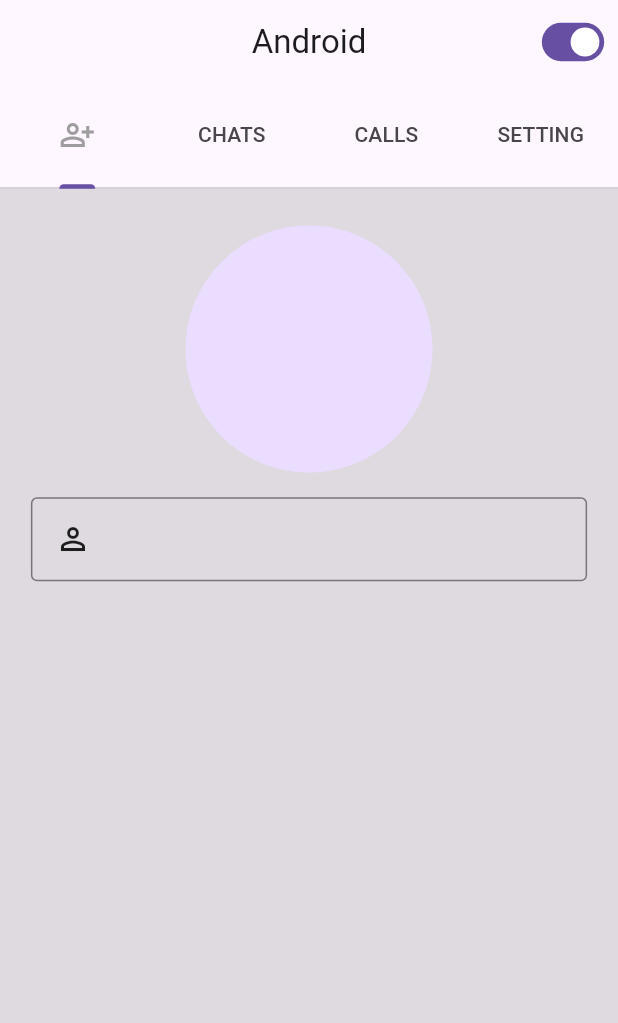
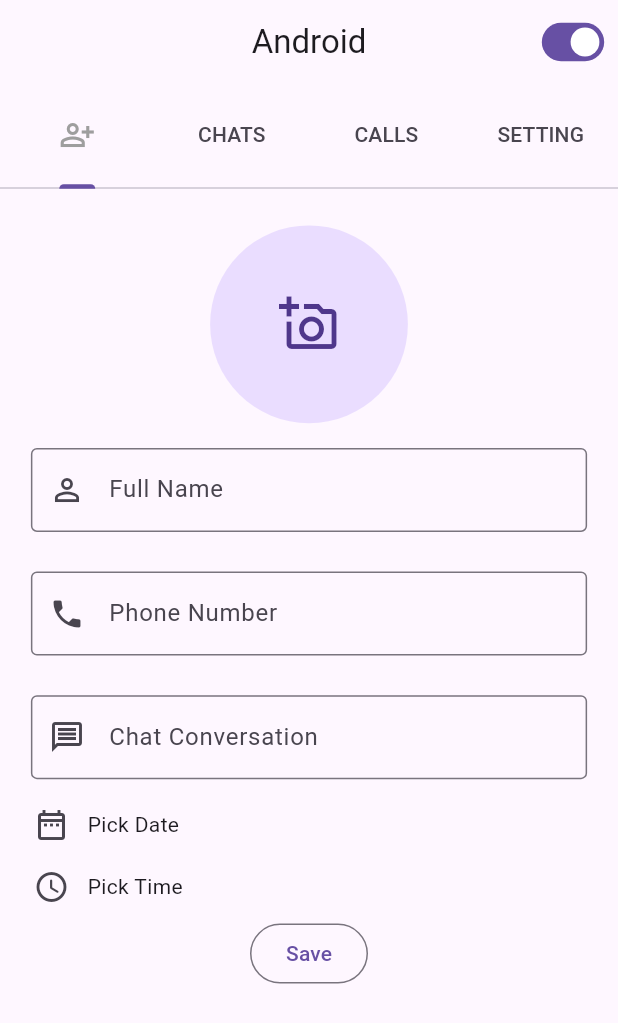
Before and after one commit to Vedpatel28/platform_convertor_app, a Flutter app: the screen it shows after launch, on a phone screen of 412 x 824 dp. Shown: the top 1023 px of the screen. Run offline on Flutter 3.47's test engine with Material 2 defaults, Android fonts, the phone set to English and light mode, and no system bars; our stand-ins replace device_preview, shared_preferences.

Commit message:
VP | 7/6/23 | # add Contact Page In Add TextFormField & DateTime...

```diff
--- a/lib/main.dart
+++ b/lib/main.dart
@@ -52,8 +52,7 @@ class MyApp extends StatelessWidget {
             ),
             routes: {
               allroutes.MaHomePage: (context) => ma_home_page(),
-              allroutes.MaAddContactPage: (context) =>
-                  const ma_add_contact_page(),
+              allroutes.MaAddContactPage: (context) => ma_add_contact_page(),
               allroutes.MaCallsPage: (context) => const ma_call_page(),
               allroutes.MaChatsPage: (context) => const ma_chat_page(),
               allroutes.MaSettingPage: (context) => const ma_setting_page(),
--- a/lib/views/Screens/ma_add_contect_page.dart
+++ b/lib/views/Screens/ma_add_contect_page.dart
@@ -1,38 +1,160 @@
+// ignore_for_file: camel_case_types
+
 import 'package:flutter/material.dart';
 
 class ma_add_contact_page extends StatelessWidget {
-  const ma_add_contact_page({super.key});
+  ma_add_contact_page({super.key});
+
+  DateTime date = DateTime(0, 0, 0);
 
   @override
   Widget build(BuildContext context) {
     Size s = MediaQuery.of(context).size;
-    return Container(
-      height: s.height*0.4,
-      color: Colors.black12,
+    return SizedBox(
+      height: s.height * 0.4,
       child: Padding(
         padding: const EdgeInsets.all(8.0),
+        child: SingleChildScrollView(
           child: Column(
             mainAxisAlignment: MainAxisAlignment.start,
             crossAxisAlignment: CrossAxisAlignment.center,
             children: [
               SizedBox(height: s.height * 0.02),
+              // Image Add
               CircleAvatar(
-              radius: s.height * 0.1,
+                radius: s.height * 0.08,
+                child: IconButton(
+                  onPressed: () {},
+                  icon: const Icon(Icons.add_a_photo_outlined, size: 40),
                 ),
+              ),
+              // Full Name
               SizedBox(height: s.height * 0.02),
+              // Full Name
               SizedBox(
-              height: s.height*0.08,
-              width: s.width*0.9,
+                height: s.height * 0.08,
+                width: s.width * 0.9,
                 child: TextFormField(
                   decoration: const InputDecoration(
                     border: OutlineInputBorder(),
-
-                  // icon: Icon(Icons.perm_identity_outlined),
-                  label: Icon(Icons.perm_identity_outlined),
+                    hintText: 'Full Name',
+                    prefixIcon: Icon(Icons.perm_identity),
+                    errorBorder: OutlineInputBorder(),
                   ),
                 ),
               ),
+              // Phone Number
+              SizedBox(height: s.height * 0.02),
+              // Phone Number
+              SizedBox(
+                height: s.height * 0.08,
+                width: s.width * 0.9,
+                child: TextFormField(
+                  decoration: const InputDecoration(
+                    border: OutlineInputBorder(),
+                    hintText: 'Phone Number',
+                    prefixIcon: Icon(Icons.phone),
+                    errorBorder: OutlineInputBorder(),
+                    // label: Icon(Icons.perm_identity_outlined),
+                  ),
+                ),
+              ),
+              // Chat Conversation
+              SizedBox(height: s.height * 0.02),
+              // Chat Conversation
+              SizedBox(
+                height: s.height * 0.08,
+                width: s.width * 0.9,
+                child: TextFormField(
+                  decoration: const InputDecoration(
+                    border: OutlineInputBorder(),
+                    hintText: 'Chat Conversation',
+                    prefixIcon: Icon(Icons.message_outlined),
+                    errorBorder: OutlineInputBorder(),
+                    // label: Icon(Icons.perm_identity_outlined),
+                  ),
+                ),
+              ),
+              // Pick Date
+              GestureDetector(
+                onTap: () async {
+                  DateTime? NewDate = await showDatePicker(
+                    context: context,
+                    initialDate: DateTime.now(),
+                    firstDate: DateTime(1990),
+                    lastDate: DateTime(2025),
+                  );
+                },
+                child: Container(
+                  height: s.height * 0.05,
+                  width: s.width * 0.95,
+                  decoration: BoxDecoration(
+                    borderRadius: BorderRadius.circular(20),
+                  ),
+                  child: Row(
+                    mainAxisAlignment: MainAxisAlignment.start,
+                    // crossAxisAlignment: CrossAxisAlignment.start,
+                    children: [
+                      IconButton(
+                          onPressed: () async {
+                            DateTime? NewDate = await showDatePicker(
+                              context: context,
+                              initialDate: DateTime.now(),
+                              firstDate: DateTime(1990),
+                              lastDate: DateTime(2025),
+                            );
+                          },
+                          icon: const Icon(Icons.date_range_outlined)),
+                      SizedBox(height: s.height * 0.02),
+                      const Text("Pick Date"),
                     ],
+                  ),
+                ),
+              ),
+              // Pick Time
+              GestureDetector(
+                onTap: () {
+                  showDialog(
+                    context: context,
+                    builder: (context) => const AlertDialog(
+                      content: TimePickerDialog(
+                        initialTime: TimeOfDay(
+                          hour: 0,
+                          minute: 0,
+                        ),
+                      ),
+                    ),
+                  );
+                },
+                child: Container(
+                  height: s.height * 0.05,
+                  width: s.width * 0.95,
+                  decoration: BoxDecoration(
+                    borderRadius: BorderRadius.circular(20),
+                  ),
+                  child: Row(
+                    mainAxisAlignment: MainAxisAlignment.start,
+                    // crossAxisAlignment: CrossAxisAlignment.start,
+                    children: [
+                      IconButton(
+                        onPressed: () {},
+                        icon: const Icon(
+                          Icons.access_time_rounded,
+                        ),
+                      ),
+                      SizedBox(height: s.height * 0.02),
+                      const Text("Pick Time")
+                    ],
+                  ),
+                ),
+              ),
+              // Save Button
+              OutlinedButton(
+                onPressed: () {},
+                child: const Text("Save"),
+              ),
+            ],
+          ),
         ),
       ),
     );
--- a/pubspec.yaml
+++ b/pubspec.yaml
@@ -37,6 +37,7 @@ dependencies:
   cupertino_icons: ^1.0.2
   provider:
   shared_preferences:
+  image_picker:
   google_fonts:
   device_preview:
 
```
Also changed, not shown: lib/controllers/setting_controller.dart (+8 -8 lines), lib/views/Screens/ma_setting_page.dart (+4 -3 lines), pubspec.lock. Lines whose indentation alone changed are shown as unchanged.
